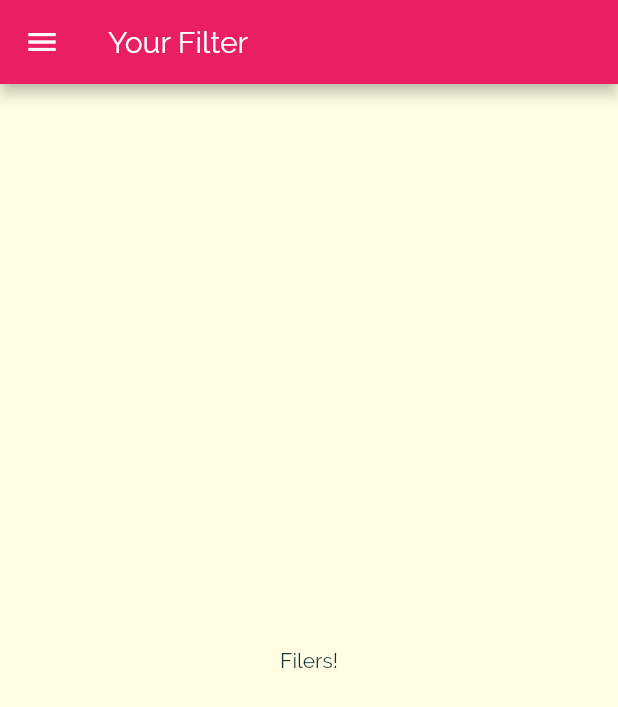
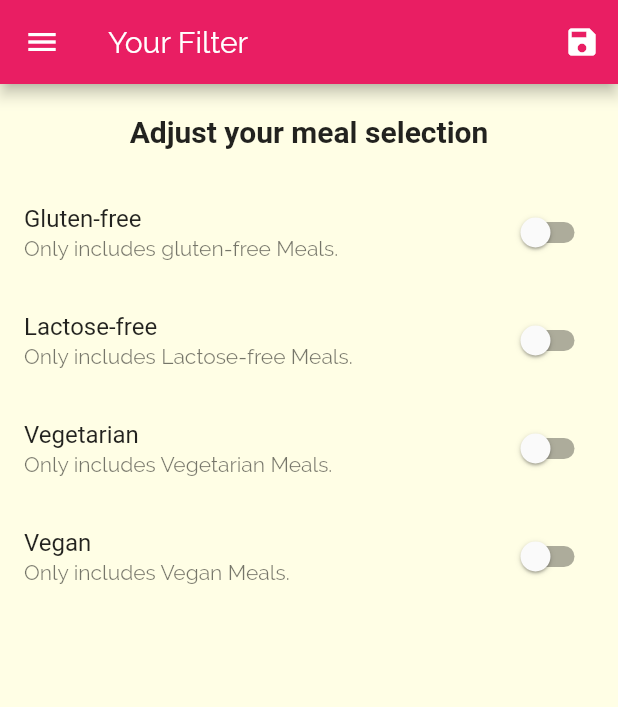
Before and after one commit to abdulhtcone/meals_max, a Flutter app: the FilterScreen screen opened by its route, on a phone screen of 412 x 824 dp. Shown: the top 707 px of the screen. Run offline on Flutter 3.47's test engine with Material 2 defaults, Android fonts, the phone set to English and light mode, and no system bars; Roboto replaces fonts that are missing (RobotCondensed).

Commit message:
filterset added

```diff
--- a/lib/main.dart
+++ b/lib/main.dart
@@ -1,4 +1,6 @@
 import 'package:flutter/material.dart';
+import './dummy_data.dart';
+import './models/meals.dart';
 import './screens/filter_screen.dart';
 import './screens/meal_detail_screen.dart';
 import './screens/tabs_screen.dart';
@@ -10,7 +12,43 @@ void main(List<String> args) {
   runApp(MyApp());
 }
 
-class MyApp extends StatelessWidget {
+class MyApp extends StatefulWidget {
+  @override
+  _MyAppState createState() => _MyAppState();
+}
+
+class _MyAppState extends State<MyApp> {
+  Map<String, bool> _filters = {
+    'gluten': false,
+    'lactose': false,
+    'vegan': false,
+    'vegetarian': false,
+  };
+
+  List<Meal> _availableMeals = DUMMY_MEALS;
+
+  void _setFilters(Map<String, bool> filterData) {
+    setState(() {
+      _filters = filterData;
+
+      _availableMeals = DUMMY_MEALS.where((meal) {
+        if (_filters['gluten'] && !meal.isGlutenFree) {
+          return false;
+        }
+        if (_filters['lactose'] && !meal.isLactoseFree) {
+          return false;
+        }
+        if (_filters['vegan'] && !meal.isVegan) {
+          return false;
+        }
+        if (_filters['vegetarian'] && !meal.isVegetarian) {
+          return false;
+        }
+        return true;
+      }).toList();
+    });
+  }
+
   @override
   Widget build(BuildContext context) {
     return MaterialApp(
@@ -37,9 +75,10 @@ class MyApp extends StatelessWidget {
       initialRoute: '/', // default you don't need to set it
       routes: {
         '/': (ctx) => TabsScreen(),
-        CategoryMealsScreen.routeName: (ctx) => CategoryMealsScreen(),
+        CategoryMealsScreen.routeName: (ctx) =>
+            CategoryMealsScreen(_availableMeals),
         MealDetailScreen.routeName: (ctx) => MealDetailScreen(),
-        FilterScreen.routeName: (ctx) => FilterScreen(),
+        FilterScreen.routeName: (ctx) => FilterScreen(_filters, _setFilters),
       },
       // onGenerateRoute: (settings) {
       //    print(settings.arguments);
--- a/lib/screens/category_meals_screen.dart
+++ b/lib/screens/category_meals_screen.dart
@@ -5,6 +5,10 @@ import 'package:max_mealsapp/widgets/meal_item.dart';
 
 class CategoryMealsScreen extends StatefulWidget {
   static const routeName = '/category-meals';
+
+  final List<Meal> availableMeals;
+
+  CategoryMealsScreen(this.availableMeals);
 
   @override
   _CategoryMealsScreenState createState() => _CategoryMealsScreenState();
@@ -30,7 +34,7 @@ class _CategoryMealsScreenState extends State<CategoryMealsScreen> {
       categoryTitle = routeArgs['title'];
       final categoryId = routeArgs['id'];
 
-      displayedMeals = DUMMY_MEALS.where((meal) {
+      displayedMeals = widget.availableMeals.where((meal) {
         return meal.categories.contains(categoryId);
       }).toList();
       _isLoadingin = true;
--- a/lib/screens/filter_screen.dart
+++ b/lib/screens/filter_screen.dart
@@ -1,19 +1,120 @@
 import 'package:flutter/material.dart';
 import '../widgets/main_drawer.dart';
 
-class FilterScreen extends StatelessWidget {
+class FilterScreen extends StatefulWidget {
   static const routeName = '/filers';
+  final Function saveFilters;
+  final Map<String, bool> currentFilters;
+
+  FilterScreen(this.currentFilters, this.saveFilters);
+
+  @override
+  _FilterScreenState createState() => _FilterScreenState();
+}
+
+class _FilterScreenState extends State<FilterScreen> {
+  var _isGlutenFree = false;
+
+  var _isVegan = false;
+
+  var _isVegetarian = false;
+
+  var _isLactoseFree = false;
+
+  @override
+  void initState() {
+    super.initState();
+    _isGlutenFree = widget.currentFilters['gluten'];
+    _isLactoseFree = widget.currentFilters['lactose'];
+    _isVegan = widget.currentFilters['vegan'];
+    _isVegetarian = widget.currentFilters['vegetarian'];
+  }
+
+  Widget _buildSwitchListTile(String title, bool currentValue,
+      String desciption, Function upadatedValue) {
+    return SwitchListTile(
+        title: Text(title),
+        value: currentValue,
+        subtitle: Text(desciption),
+        onChanged: upadatedValue);
+  }
 
   @override
   Widget build(BuildContext context) {
     return Scaffold(
-      appBar: AppBar(
-        title: Text('Your Filter'),
-      ),
-      drawer: MainDrawer(),
-      body: Center(
-        child: Text('Filers!'),
-      ),
-    );
+        appBar: AppBar(
+          title: Text('Your Filter'),
+          actions: <Widget>[
+            IconButton(
+                icon: Icon(Icons.save),
+                onPressed: () {
+                  final _selectedFilters = {
+                    'gluten': _isGlutenFree,
+                    'lactose': _isLactoseFree,
+                    'vegan': _isVegan,
+                    'vegetarian': _isVegetarian,
+                  };
+                  widget.saveFilters(_selectedFilters);
+                })
+          ],
+        ),
+        drawer: MainDrawer(),
+        body: Column(
+          children: <Widget>[
+            Container(
+              padding: const EdgeInsets.all(20.0),
+              child: Text(
+                'Adjust your meal selection',
+                style: Theme.of(context).textTheme.title,
+              ),
+            ),
+            Expanded(
+              child: ListView(
+                children: <Widget>[
+                  _buildSwitchListTile(
+                    'Gluten-free',
+                    _isGlutenFree,
+                    'Only includes gluten-free Meals.',
+                    (newValue) {
+                      setState(() {
+                        _isGlutenFree = newValue;
+                      });
+                    },
+                  ),
+                  _buildSwitchListTile(
+                    'Lactose-free',
+                    _isLactoseFree,
+                    'Only includes Lactose-free Meals.',
+                    (newValue) {
+                      setState(() {
+                        _isLactoseFree = newValue;
+                      });
+                    },
+                  ),
+                  _buildSwitchListTile(
+                    'Vegetarian',
+                    _isVegetarian,
+                    'Only includes Vegetarian Meals.',
+                    (newValue) {
+                      setState(() {
+                        _isVegetarian = newValue;
+                      });
+                    },
+                  ),
+                  _buildSwitchListTile(
+                    'Vegan',
+                    _isVegan,
+                    'Only includes Vegan Meals.',
+                    (newValue) {
+                      setState(() {
+                        _isVegan = newValue;
+                      });
+                    },
+                  ),
+                ],
+              ),
+            )
+          ],
+        ));
   }
 }
```
